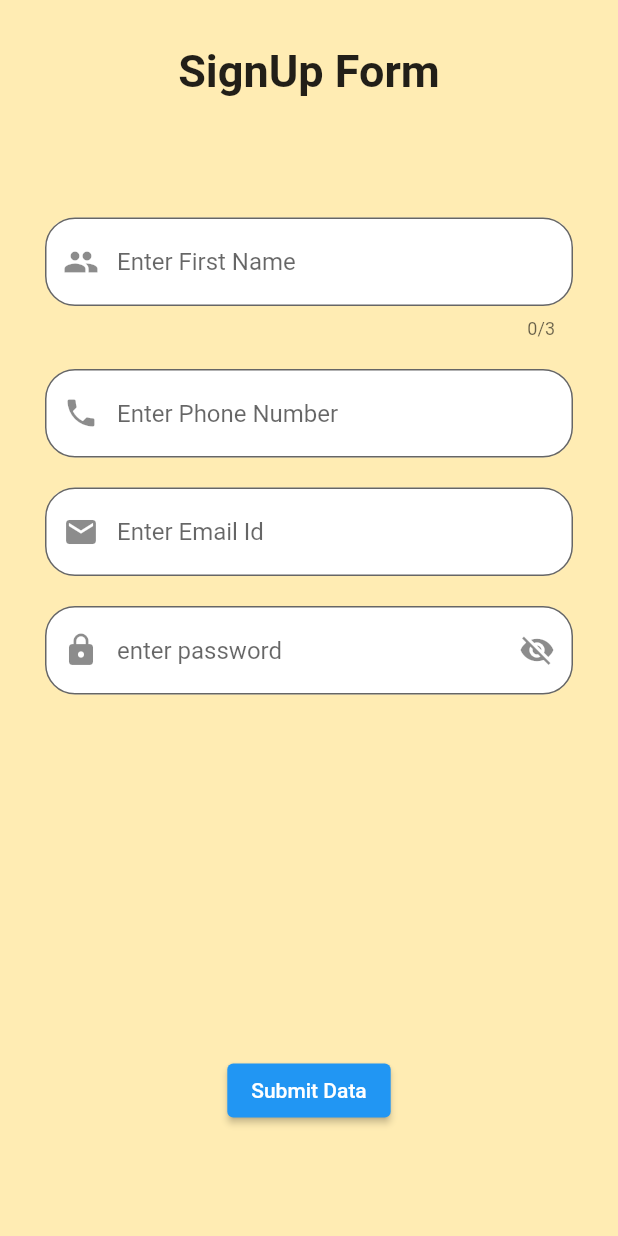
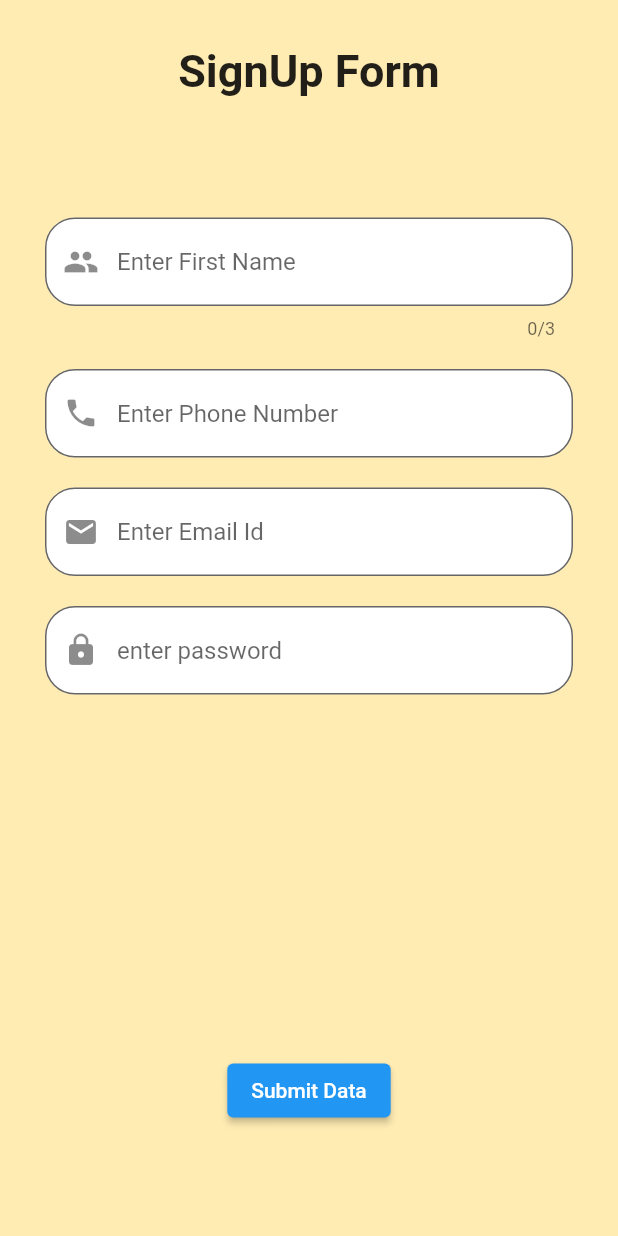
Before and after one commit to dhruvit892000/log_reg, a Flutter app: the screen it shows after launch, after a tap on "Sign up?", on a phone screen of 412 x 824 dp. Run offline on Flutter 3.47's test engine with Material 2 defaults, Android fonts, the phone set to English and light mode, and no system bars; missing offline and left inert: dart:ffi.

Commit message:
commit "third"

```diff
--- a/lib/signup.dart
+++ b/lib/signup.dart
@@ -161,11 +161,11 @@ class _signupState extends State<signup> {
                               borderRadius: BorderRadius.circular(20)
                           ),
                           prefixIcon: Icon(Icons.lock),
-                          suffixIcon: IconButton(
+                         /* suffixIcon: IconButton(
                             icon:
                             isHidden  ? Icon(Icons.visibility_off): Icon(Icons.visibility),
                             onPressed: togglePasswordVisisbility,
-                        ),
+                        ),*/
                       ),
                       ),
 
@@ -229,7 +229,7 @@ class _signupState extends State<signup> {
       ),
     );
   }
-  void togglePasswordVisisbility() =>setState(() =>isHidden = !isHidden);
+ // void togglePasswordVisisbility() =>setState(() =>isHidden = !isHidden);
   /*void validateEmail(String val) {
     print('hii');
     if (val.isEmpty) {
```
